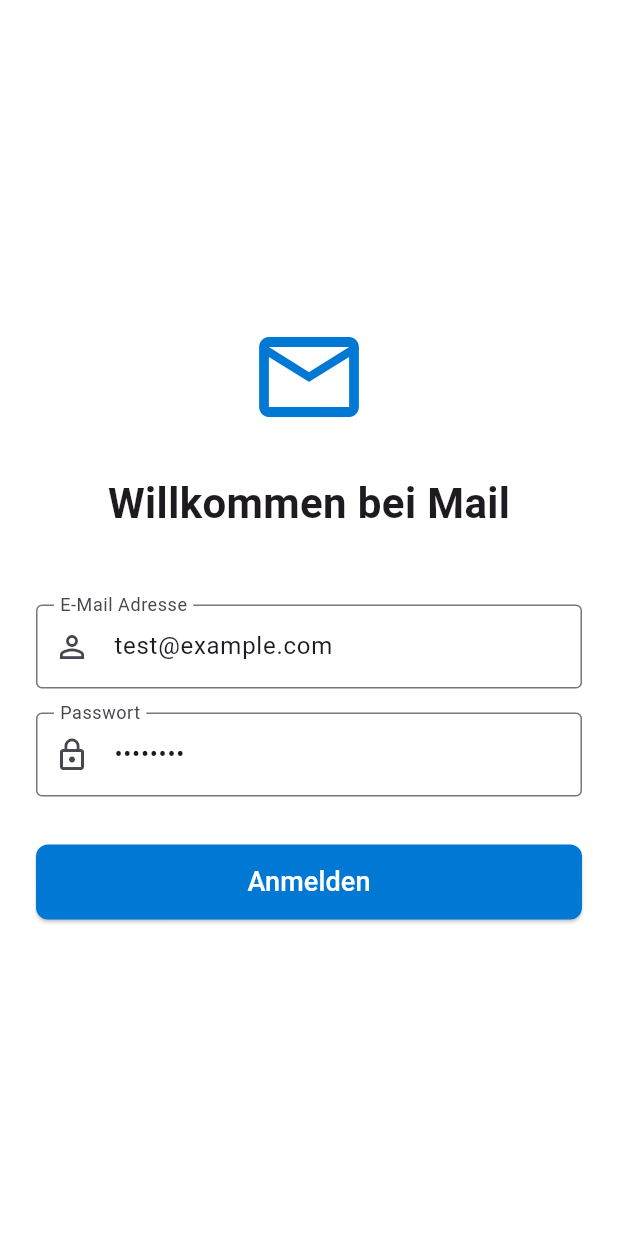
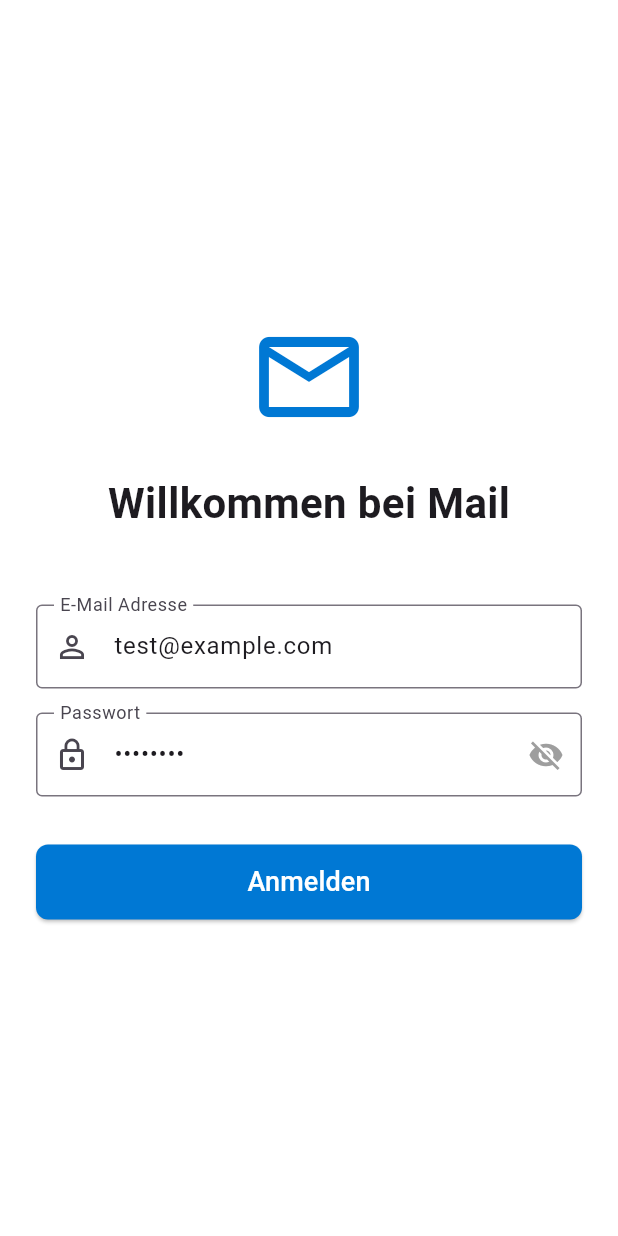
Before and after one commit to roberthoferzuerich-alt/mail-clone, a Flutter app: the screen it shows after launch, on a phone screen of 412 x 824 dp. Run offline on Flutter 3.47's test engine with Material 3 defaults, Android fonts, the phone set to English and light mode, and no system bars; our stand-ins replace file_picker, flutter_markdown, flutter_secure_storage.

Commit message:
UI: Add visibility toggle to password field

```diff
--- a/lib/main.dart
+++ b/lib/main.dart
@@ -48,7 +48,9 @@ class MainApp extends StatelessWidget {
             future: AuthService().isLoggedIn(),
             builder: (context, snapshot) {
               if (snapshot.connectionState == ConnectionState.waiting) {
-                return const Scaffold(body: Center(child: CircularProgressIndicator()));
+                return const Scaffold(
+                  body: Center(child: CircularProgressIndicator()),
+                );
               }
               if (snapshot.data == true) {
                 return const MainScreen();
--- a/lib/screens/login_screen.dart
+++ b/lib/screens/login_screen.dart
@@ -14,6 +14,7 @@ class _LoginScreenState extends State<LoginScreen> {
   final _passwordController = TextEditingController(text: 'password');
   final _authService = AuthService();
   bool _isLoading = false;
+  bool _obscurePassword = true;
   String? _errorMessage;
 
   Future<void> _login() async {
@@ -52,7 +53,11 @@ class _LoginScreenState extends State<LoginScreen> {
             child: Column(
               mainAxisAlignment: MainAxisAlignment.center,
               children: [
-                const Icon(Icons.email_outlined, size: 80, color: Color(0xFF0078D4)),
+                const Icon(
+                  Icons.email_outlined,
+                  size: 80,
+                  color: Color(0xFF0078D4),
+                ),
                 const SizedBox(height: 24),
                 const Text(
                   'Willkommen bei Mail',
@@ -86,12 +91,23 @@ class _LoginScreenState extends State<LoginScreen> {
                 const SizedBox(height: 16),
                 TextField(
                   controller: _passwordController,
-                  decoration: const InputDecoration(
+                  decoration: InputDecoration(
                     labelText: 'Passwort',
-                    border: OutlineInputBorder(),
-                    prefixIcon: Icon(Icons.lock_outline),
+                    border: const OutlineInputBorder(),
+                    prefixIcon: const Icon(Icons.lock_outline),
+                    suffixIcon: IconButton(
+                      icon: Icon(
+                        _obscurePassword ? Icons.visibility_off : Icons.visibility,
+                        color: Colors.grey,
+                      ),
+                      onPressed: () {
+                        setState(() {
+                          _obscurePassword = !_obscurePassword;
+                        });
+                      },
+                    ),
                   ),
-                  obscureText: true,
+                  obscureText: _obscurePassword,
                 ),
                 const SizedBox(height: 32),
                 SizedBox(
@@ -108,7 +124,10 @@ class _LoginScreenState extends State<LoginScreen> {
                     ),
                     child: _isLoading
                         ? const CircularProgressIndicator(color: Colors.white)
-                        : const Text('Anmelden', style: TextStyle(fontSize: 18)),
+                        : const Text(
+                            'Anmelden',
+                            style: TextStyle(fontSize: 18),
+                          ),
                   ),
                 ),
               ],
--- a/lib/services/auth_service.dart
+++ b/lib/services/auth_service.dart
@@ -15,10 +15,7 @@ class AuthService {
           'Accept': 'application/json',
           'Bypass-Tunnel-Reminder': 'true',
         },
-        body: jsonEncode({
-          'email': email,
-          'password': password,
-        }),
+        body: jsonEncode({'email': email, 'password': password}),
       );
 
       if (response.statusCode == 200) {
```
Also changed, not shown: 2 other files.
